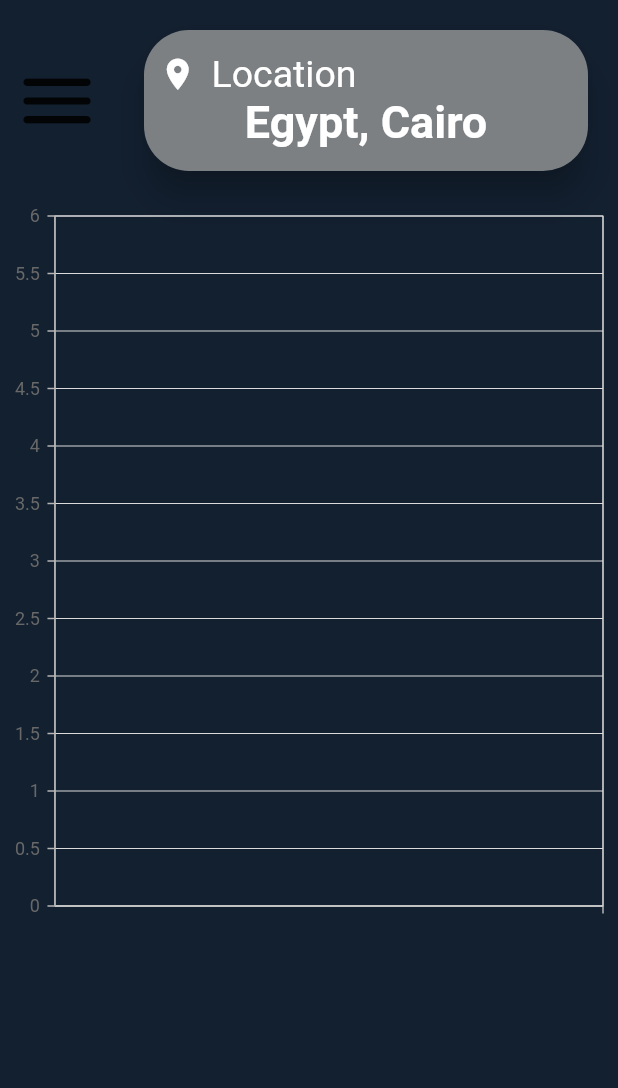
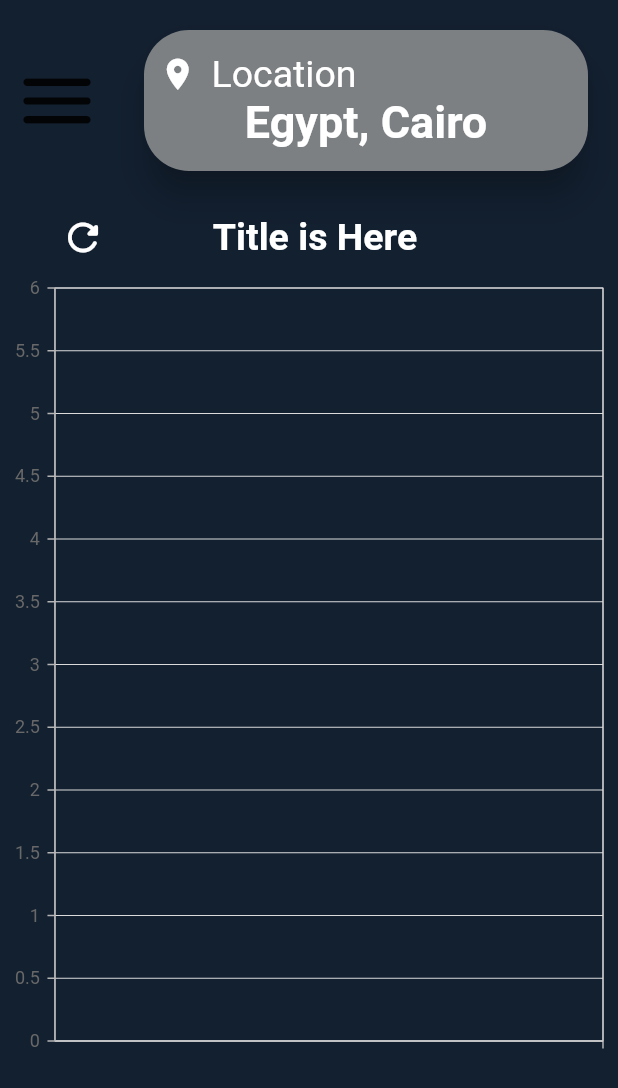
Before and after one commit to KareemEl-Giushy/Entropy-Sunshine, a Flutter app: the screen it shows after launch, on a phone screen of 412 x 824 dp. Shown: the top 1088 px of the screen. Run offline on Flutter 3.47's test engine with Material 2 defaults, Android fonts, the phone set to English and light mode, and no system bars; our stand-ins replace syncfusion_flutter_charts; network calls fail.

Commit message:
update graph

```diff
--- a/lib/pages/home.dart
+++ b/lib/pages/home.dart
@@ -11,8 +11,11 @@ class Home extends StatefulWidget {
 class _HomeState extends State<Home> {
 
   RequestNASAPower request = RequestNASAPower();
-  bool gotData = false;
-  List<ChartSeries> data = List.empty();
+  bool toggleSpline = true;
+  List<List<ChartSeries>> data = List.empty();
+  List<ChartSeries> exactData = List.empty();
+  List<ChartSeries> splineData = List.empty();
+  TooltipBehavior _tooltipBehavior = TooltipBehavior(enable: true);
 
   Future<void> collectData() async {
     data = await request.getData(
@@ -22,7 +25,10 @@ class _HomeState extends State<Home> {
         params: 'SI_EF_TILTED_SURFACE',
         start: 2018,
         end: 2019);
-    setState(() {gotData = true;});
+    setState(() {
+      exactData = data[0];
+      splineData = data[1];
+    });
   }
 
   @override
@@ -88,14 +94,58 @@ class _HomeState extends State<Home> {
                 )
               ]
             ),
+            // ListTile(
+            //   leading: IconButton(
+            //     onPressed: () {setState(() {toggleSpline = !toggleSpline;});},
+            //     icon: Icon(Icons.refresh_rounded, color: Colors.white),
+            //     iconSize: 40,
+            //   ),
+            //   title: Text(
+            //     'Title is Here',
+            //     style: TextStyle(
+            //       color: Colors.white30,
+            //       fontSize: 25
+            //     ),
+            //   ),
+            //
+            // ),
+            Row(
+              mainAxisAlignment: MainAxisAlignment.spaceAround,
+              children: [
+                IconButton(
+                  onPressed: () {setState(() {toggleSpline = !toggleSpline;});},
+                  icon: Icon(Icons.refresh_rounded, color: Colors.white),
+                  iconSize: 30,
+                ),
+                Text(
+                  'Title is Here',
+                  style: TextStyle(
+                      color: Colors.white,
+                      fontWeight: FontWeight.bold,
+                      fontSize: 25
+                  ),
+                ),
+                SizedBox(width: 40)
+              ]
+            ),
             Expanded(
               // child: gotData ? Container() : Container(),
               child: SfCartesianChart(
                 primaryXAxis: CategoryAxis(),
-                series: data
+                series: toggleSpline ? splineData : exactData,
+                tooltipBehavior: _tooltipBehavior,
+                legend: Legend(
+                  isVisible: true,
+                  overflowMode: LegendItemOverflowMode.wrap,
+                  textStyle: TextStyle(
+                    color: Color(0xff7c8083),
+                    fontSize: 15,
+                    fontFamily: 'Georgia'
+                  )
+                ),
               ),
             ),
-            SizedBox(height: 200)
+            SizedBox(height: 100)
           ]
         ),
       ),
```
Also changed, not shown: lib/services/request_nasa_power.dart (+35 -6 lines).
